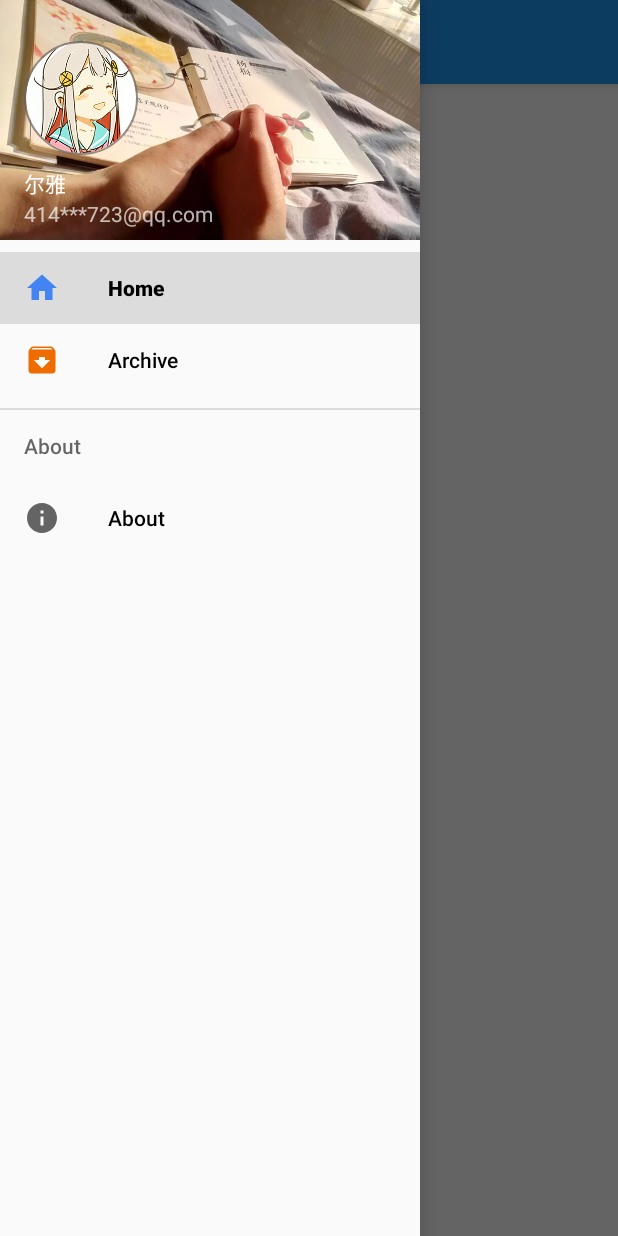
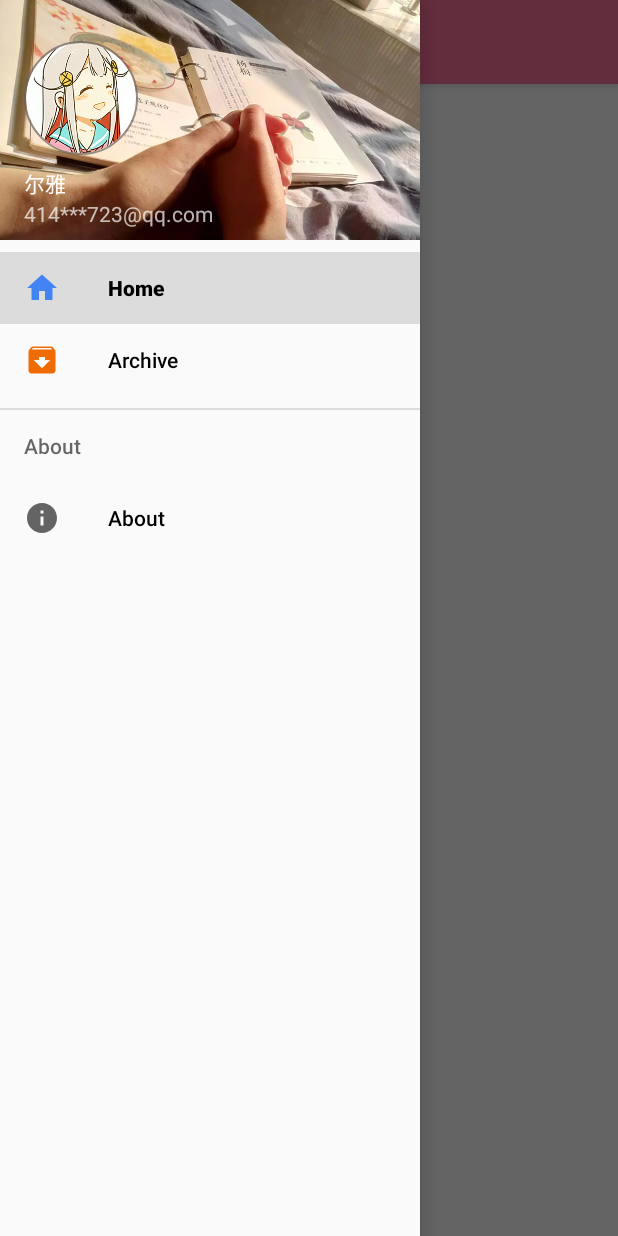
Before and after one commit to hcz017/xDiary, an Android app: the screen it shows after launch (MainActivity), with the side drawer open, on a phone screen of 412 x 824 dp. Run offline under Robolectric (Android 15) with nearby library versions, the phone set to English and light mode, and no system bars; our stand-ins replace CircleImageView; libraries missing offline, so code that uses them is left out: pub.devrel.easypermissions.

Commit message:
change theme color, reset CollapsingToolbarLayout
1. 更改主题颜色为B站粉
2. 重新设置折叠布局属性，使用更规范
3. 增加状态栏阴影遮罩（避免白色背景下看不清状态栏图标）
4. 跟新

```diff
--- a/app/src/main/AndroidManifest.xml
+++ b/app/src/main/AndroidManifest.xml
@@ -16,7 +16,7 @@
         <activity
             android:name=".MainActivity"
             android:label="@string/app_name_vanesa"
-            android:theme="@style/AppTheme.NoActionBar">
+            android:theme="@style/AppTheme.NoActionBarTransparent">
             <intent-filter>
                 <action android:name="android.intent.action.MAIN" />
 
@@ -26,7 +26,7 @@
         <activity
             android:name=".ArticleActivity"
             android:label="@string/title_activity_scrolling"
-            android:theme="@style/AppTheme.NoActionBar" />
+            android:theme="@style/AppTheme.NoActionBarTransparent" />
 
         <activity
             android:name=".AboutActivity"
--- a/app/src/main/java/com/training/edison/codesimple/ArticleActivity.java
+++ b/app/src/main/java/com/training/edison/codesimple/ArticleActivity.java
@@ -55,7 +55,7 @@ public class ArticleActivity extends AppCompatActivity {
             int bgIndex = (int) (Math.random() * 10 % 5);
             int resId[] = {R.drawable.bg_0, R.drawable.bg_1, R.drawable.bg_2, R.drawable.bg_3,
                     R.drawable.bg_4};
-            findViewById(R.id.app_bar).setBackgroundResource(resId[bgIndex]);
+            findViewById(R.id.img_bg).setBackgroundResource(resId[bgIndex]);
             mWebView.loadDataWithBaseURL("x-data://base", result, "text/html", "utf-8", null);
         }
     }
--- a/app/src/main/res/values/colors.xml
+++ b/app/src/main/res/values/colors.xml
@@ -1,7 +1,7 @@
 <?xml version="1.0" encoding="utf-8"?>
 <resources>
-    <color name="PrimaryColor">#2196F3</color>
-    <color name="PrimaryDarkColor">#1976D2</color>
+    <color name="PrimaryColor">#fa7199</color>
+    <color name="PrimaryDarkColor">#f06292</color>
     <color name="colorPrimary">#3F51B5</color>
     <color name="colorPrimaryDark">#303F9F</color>
     <color name="colorAccent">#FF4081</color>
--- a/app/src/main/res/values/styles.xml
+++ b/app/src/main/res/values/styles.xml
@@ -11,6 +11,14 @@
     <style name="AppTheme.NoActionBar">
         <item name="windowActionBar">false</item>
         <item name="windowNoTitle">true</item>
+        <item name="colorPrimary">@color/colorPrimary</item>
+        <item name="colorPrimaryDark">@color/colorPrimaryDark</item>
+    </style>
+
+    <style name="AppTheme.NoActionBarTransparent">
+        <item name="windowActionBar">false</item>
+        <item name="windowNoTitle">true</item>
+        <item name="android:statusBarColor">@android:color/transparent</item>
     </style>
 
     <style name="AppTheme.AppBarOverlay" parent="ThemeOverlay.AppCompat.Dark.ActionBar" />
```
Also changed, not shown: app/src/main/res/drawable/gradient.xml (added, +8 -0 lines), app/src/main/res/layout/activity_article_post.xml (+17 -1 lines), 1 other file.
